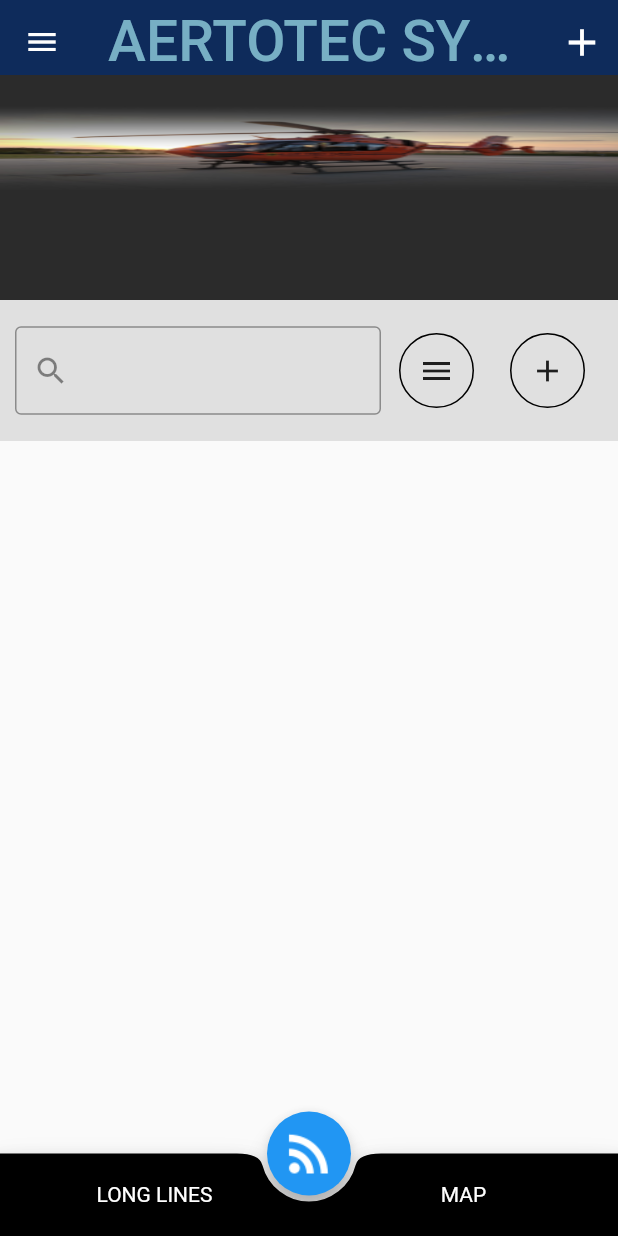
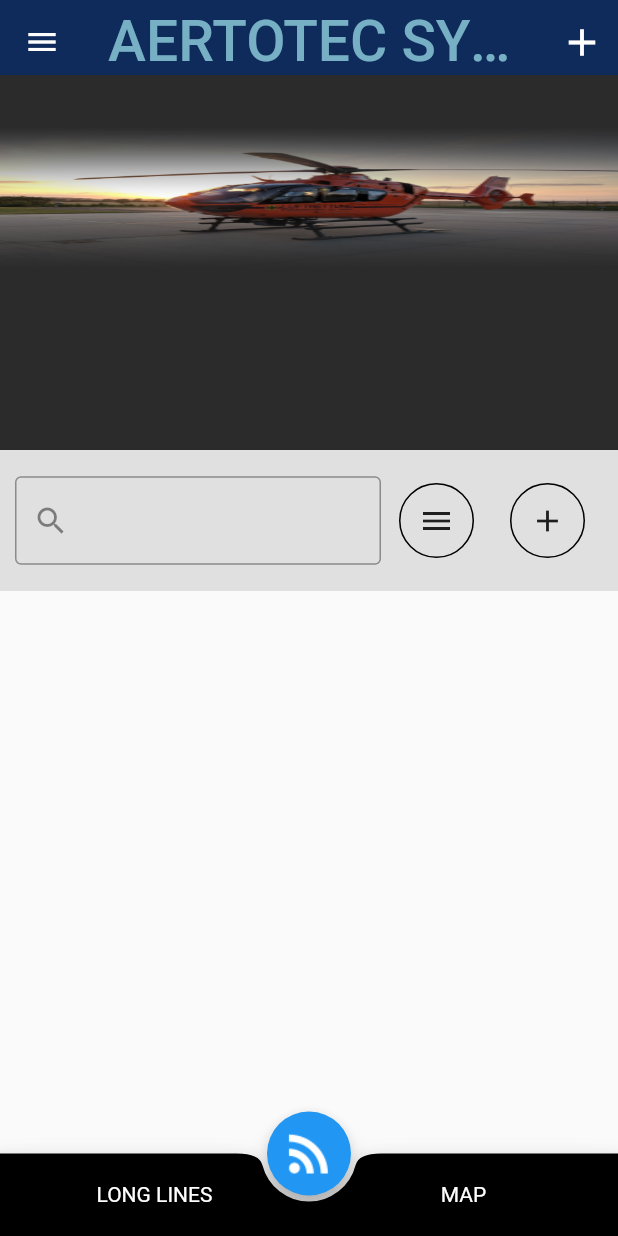
Before and after one commit to Daxesh-Italiya/aerotec-app-main, a Flutter app: the screen it shows once a user with an empty profile is signed in, on a phone screen of 412 x 824 dp. Run offline on Flutter 3.47's test engine with Material 2 defaults, Android fonts, the light colour scheme and no system bars; our stand-ins replace cloud_firestore, datetime_picker_formfield, firebase_auth, firebase_core, firebase_storage, fluttertoast and 5 more; missing offline and left inert: camera_camera; accounts and stored records are empty.

Commit message:
hieght increased

```diff
--- a/lib/screens/home/home.dart
+++ b/lib/screens/home/home.dart
@@ -82,13 +82,13 @@ class _HomeScreenState extends State<HomeScreen> {
                 title: Text('AERTOTEC SYSTEMS',
                     style: GoogleFonts.benchNine(
                         fontSize: 38, color: AppTheme.appBarFont)),
-                expandedHeight: 200,
+                expandedHeight: 300,
                 flexibleSpace: FlexibleSpaceBar(
                   background: Padding(
                     padding: const EdgeInsets.only(top: 50),
                     child: Image.asset(
                       "images/background.jpg",
-                      height: 200,
+                      height: 300,
                       // width: MediaQuery.of(context).size.width,
                       alignment: Alignment.center,
                       fit: BoxFit.fill,
```
